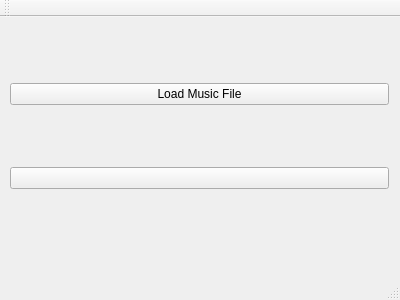
First picture: the form in AudioPlayer/AudioPlayer/mainwindow.ui, repository timkunkel/AudioVisualizer, before the edit.
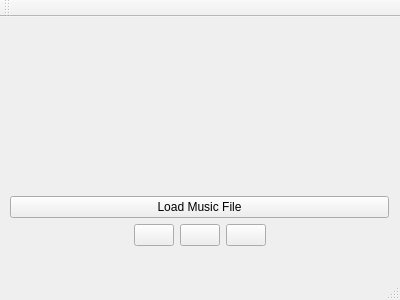
Second picture: the form after the edit. Icons and pictures are not drawn.

```diff
--- a/AudioPlayer/AudioPlayer/mainwindow.ui
+++ b/AudioPlayer/AudioPlayer/mainwindow.ui
@@ -24,7 +24,82 @@
      </rect>
     </property>
     <layout class="QGridLayout" name="gridLayout">
+     <item row="2" column="0">
+      <layout class="QGridLayout" name="gridLayout_2">
+       <item row="1" column="4">
+        <widget class="QPushButton" name="stopButton">
+         <property name="text">
+          <string/>
+         </property>
+         <property name="icon">
+          <iconset>
+           <normaloff>png/square64.png</normaloff>
+           <selectedoff>:/png/square64.png</selectedoff>png/square64.png</iconset>
+         </property>
+        </widget>
+       </item>
+       <item row="1" column="0">
+        <spacer name="horizontalSpacer">
+         <property name="orientation">
+          <enum>Qt::Horizontal</enum>
+         </property>
+         <property name="sizeHint" stdset="0">
+          <size>
+           <width>40</width>
+           <height>20</height>
+          </size>
+         </property>
+        </spacer>
+       </item>
+       <item row="1" column="3">
+        <widget class="QPushButton" name="pauseButton">
+         <property name="icon">
+          <iconset>
+           <normaloff>png/pause15.png</normaloff>
+           <selectedoff>:/png/pause15.png</selectedoff>png/pause15.png</iconset>
+         </property>
+        </widget>
+       </item>
+       <item row="1" column="2">
+        <widget class="QPushButton" name="playButton">
+         <property name="text">
+          <string/>
+         </property>
+         <property name="icon">
+          <iconset resource="appicons.qrc">
+           <normaloff>:/png/play43.png</normaloff>:/png/play43.png</iconset>
+         </property>
+        </widget>
+       </item>
+       <item row="1" column="5">
+        <spacer name="horizontalSpacer_2">
+         <property name="orientation">
+          <enum>Qt::Horizontal</enum>
+         </property>
+         <property name="sizeHint" stdset="0">
+          <size>
+           <width>40</width>
+           <height>20</height>
+          </size>
+         </property>
+        </spacer>
+       </item>
+      </layout>
+     </item>
      <item row="0" column="0">
+      <spacer name="verticalSpacer">
+       <property name="orientation">
+        <enum>Qt::Vertical</enum>
+       </property>
+       <property name="sizeHint" stdset="0">
+        <size>
+         <width>20</width>
+         <height>40</height>
+        </size>
+       </property>
+      </spacer>
+     </item>
+     <item row="1" column="0">
       <widget class="QPushButton" name="loadFileButton">
        <property name="text">
         <string>Load Music File</string>
@@ -35,17 +110,6 @@
        </property>
       </widget>
      </item>
-     <item row="1" column="0">
-      <widget class="QPushButton" name="playButton">
-       <property name="text">
-        <string/>
-       </property>
-       <property name="icon">
-        <iconset resource="appicons.qrc">
-         <normaloff>:/png/play43.png</normaloff>:/png/play43.png</iconset>
-       </property>
-      </widget>
-     </item>
     </layout>
    </widget>
   </widget>
```
